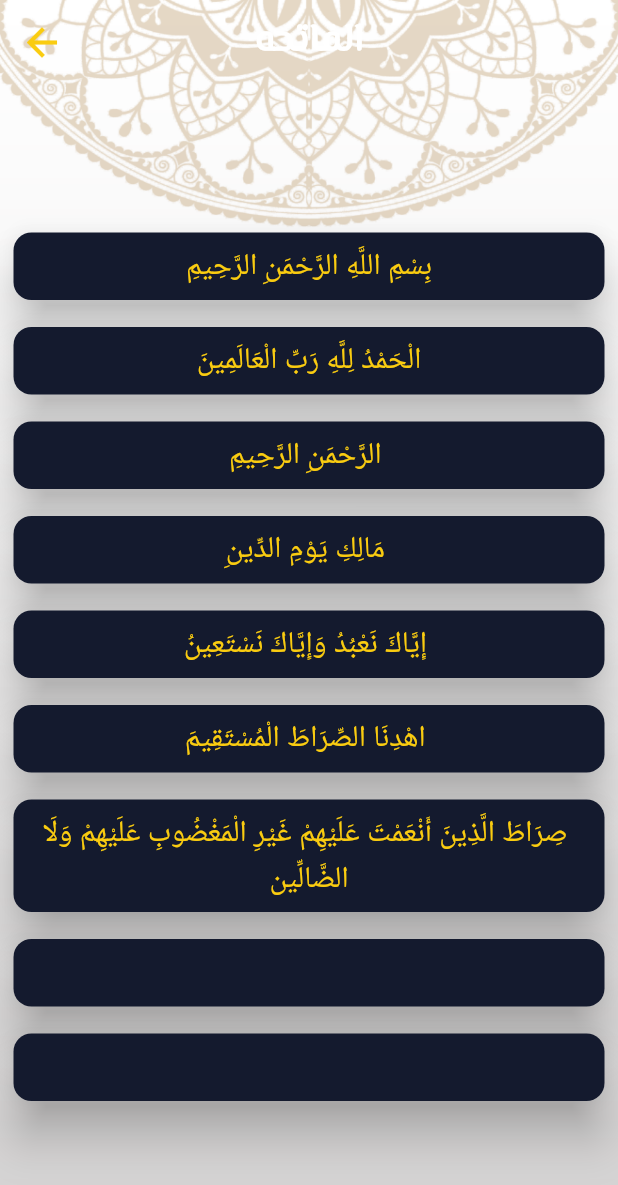
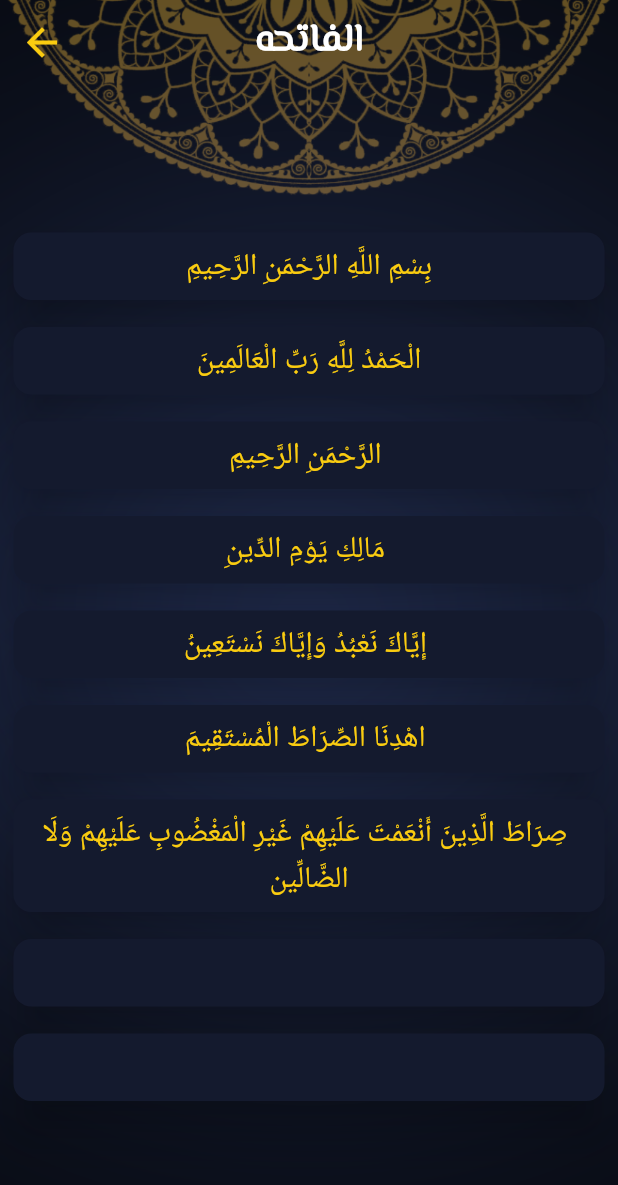
Before and after one commit to ahmeedmoheey/quran-app, a Flutter app: the screen it shows after launch, after a tap on "الفاتحه", on a phone screen of 412 x 824 dp. Shown: the top 1185 px of the screen. Run offline on Flutter 3.47's test engine with Material 3 defaults, Android fonts, the phone set to English and light mode, and no system bars.

Commit message:
+ dark theme

```diff
--- a/lib/core/utls/assetsmanager.dart
+++ b/lib/core/utls/assetsmanager.dart
@@ -5,8 +5,7 @@ class AssetsManager {
   static const String hadeth = 'assets/images/icon_hadeth@2x.png';
   static const String radio = 'assets/images/icon_radio@2x.png';
   static const String sebha = 'assets/images/icon_sebha@2x.png';
-  static const String quranHeaderImage =
-      'assets/images/qur2an_screen_logo@2x.png';
+  static const String quranHeaderImage ='assets/images/qur2an_screen_logo@2x.png';
   static const String hadithHeaderImage = 'assets/images/hadeth_logo@2x.png';
   static const String sebhaHeaderImage = 'assets/images/body_sebha_logo@2x.png';
   static const String headSebhaImage = 'assets/images/head_sebha_logo@2x.png';
--- a/lib/presentation/home/tabs/hadeth_tab/hadith_details/hadith_details.dart
+++ b/lib/presentation/home/tabs/hadeth_tab/hadith_details/hadith_details.dart
@@ -5,7 +5,6 @@ import 'package:projects/presentation/home/tabs/hadeth_tab/hadeth_tab.dart';
 
 class HadithDetails extends StatelessWidget {
   const HadithDetails({super.key});
-
   @override
   Widget build(BuildContext context) {
     HadithItem hadith =
--- a/lib/presentation/home/tabs/quran_tab/quran_details/quran_details_screen.dart
+++ b/lib/presentation/home/tabs/quran_tab/quran_details/quran_details_screen.dart
@@ -1,5 +1,6 @@
 import 'package:flutter/material.dart';
 import 'package:flutter/services.dart';
+import 'package:projects/config/theme/mytheme.dart';
 import 'package:projects/core/utls/assetsmanager.dart';
 import 'package:projects/presentation/home/tabs/quran_tab/quran_details/quran_widget.dart';
 import 'package:projects/presentation/home/tabs/quran_tab/widgets/quran_title_widget/quran_title_widget.dart';
@@ -15,16 +16,14 @@ class QuranDetailsScreen extends StatefulWidget {
 
 class _QuranDetailsScreenState extends State<QuranDetailsScreen> {
   List<String> verses = [];
-
   @override
   Widget build(BuildContext context) {
     SuraArgs args = ModalRoute.of(context)?.settings.arguments as SuraArgs;
     if (verses.isEmpty) readFile(args.index);
     return Container(
-      decoration: const BoxDecoration(
+      decoration:  BoxDecoration(
           image: DecorationImage(
-        image: AssetImage(AssetsManager.lightMainBg),
-        fit: BoxFit.fill,
+              image: AssetImage(MyTheme.isDrakEnabled ? AssetsManager.darkMainBg : AssetsManager.lightMainBg),fit: BoxFit.fill
       )),
       child: Scaffold(
         appBar: AppBar(
```
